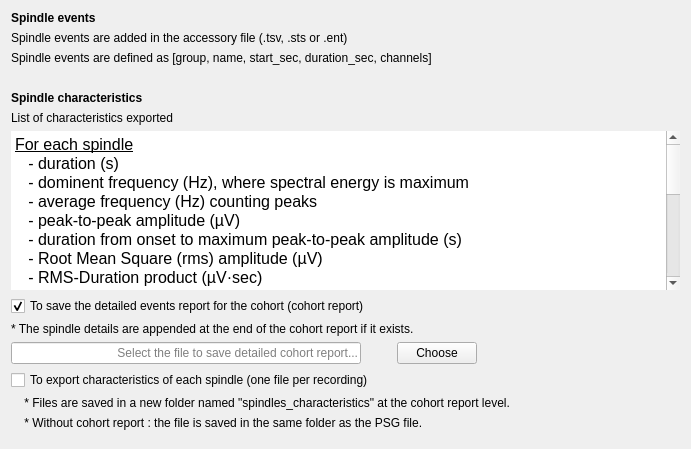
SnoozToolbox/snooz-package-ceams, file tools/CEAMSTools/SpindleDetectionA7/OutputFilesStep/Ui_OutputFilesStep.ui: the form before one commit.
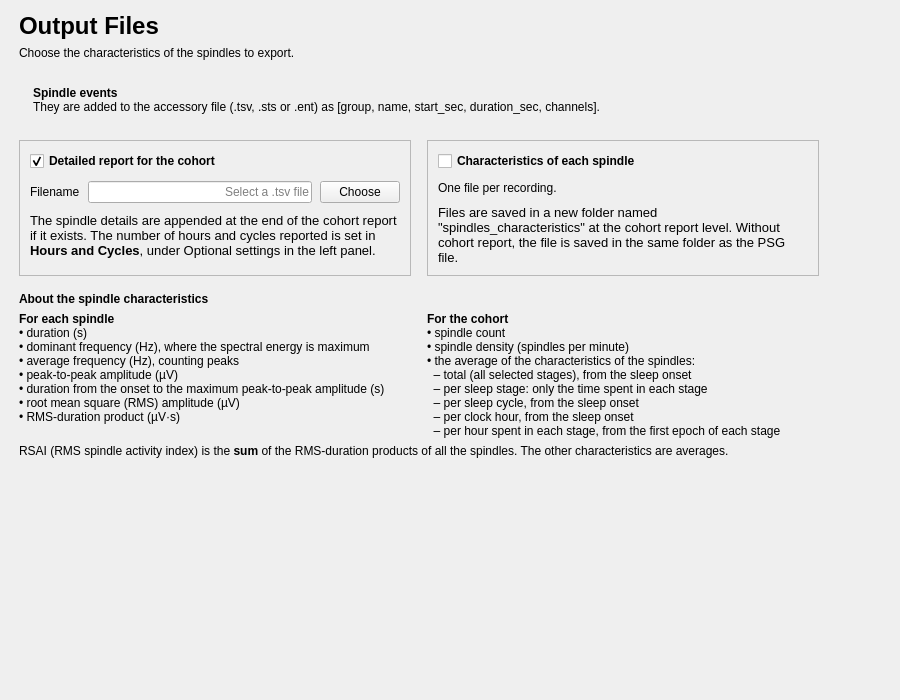
The form after the commit.

Commit message: Detect Spindles with A7: redesigned pages (tool 3.9.3)

```diff
--- a/tools/CEAMSTools/SpindleDetectionA7/OutputFilesStep/Ui_OutputFilesStep.ui
+++ b/tools/CEAMSTools/SpindleDetectionA7/OutputFilesStep/Ui_OutputFilesStep.ui
@@ -6,150 +6,172 @@
    <rect>
     <x>0</x>
     <y>0</y>
-    <width>691</width>
-    <height>449</height>
+    <width>900</width>
+    <height>700</height>
    </rect>
   </property>
   <property name="windowTitle">
    <string/>
   </property>
-  <layout class="QHBoxLayout" name="horizontalLayout_3">
-   <item>
-    <layout class="QVBoxLayout" name="verticalLayout_2">
-     <item>
       <layout class="QVBoxLayout" name="verticalLayout">
-       <item>
-        <widget class="QLabel" name="label_2">
-         <property name="font">
-          <font>
-           <italic>false</italic>
-           <bold>false</bold>
-          </font>
-         </property>
-         <property name="text">
-          <string>&lt;html&gt;&lt;head/&gt;&lt;body&gt;&lt;p&gt;&lt;span style=&quot; font-weight:600;&quot;&gt;Spindle events&lt;/span&gt;&lt;/p&gt;&lt;/body&gt;&lt;/html&gt;</string>
-         </property>
-        </widget>
-       </item>
-       <item>
-        <widget class="QLabel" name="label">
-         <property name="text">
-          <string>Spindle events are added in the accessory file (.tsv, .sts or .ent)</string>
-         </property>
-        </widget>
-       </item>
-       <item>
-        <widget class="QLabel" name="label_3">
-         <property name="text">
-          <string>Spindle events are defined as [group, name, start_sec, duration_sec, channels]</string>
-         </property>
-        </widget>
-       </item>
-      </layout>
-     </item>
+   <property name="leftMargin">
+    <number>19</number>
+   </property>
+   <property name="topMargin">
+    <number>12</number>
+   </property>
+   <property name="rightMargin">
+    <number>19</number>
+   </property>
+   <property name="bottomMargin">
+    <number>12</number>
+   </property>
      <item>
-      <spacer name="verticalSpacer_2">
-       <property name="orientation">
-        <enum>Qt::Orientation::Vertical</enum>
-       </property>
-       <property name="sizeType">
-        <enum>QSizePolicy::Policy::Fixed</enum>
-       </property>
-       <property name="sizeHint" stdset="0">
-        <size>
-         <width>20</width>
-         <height>20</height>
-        </size>
-       </property>
-      </spacer>
-     </item>
-     <item>
-      <widget class="QLabel" name="label_4">
-       <property name="font">
-        <font>
-         <italic>false</italic>
-         <bold>false</bold>
-        </font>
-       </property>
-       <property name="text">
-        <string>&lt;html&gt;&lt;head/&gt;&lt;body&gt;&lt;p&gt;&lt;span style=&quot; font-weight:600;&quot;&gt;Spindle characteristics&lt;/span&gt;&lt;/p&gt;&lt;/body&gt;&lt;/html&gt;</string>
-       </property>
-      </widget>
-     </item>
+    <layout class="QHBoxLayout" name="content_row" stretch="1,0">
+     <property name="leftMargin">
+      <number>0</number>
+     </property>
+     <property name="topMargin">
+      <number>0</number>
+     </property>
+     <property name="rightMargin">
+      <number>0</number>
+     </property>
+     <property name="bottomMargin">
+      <number>0</number>
+     </property>
      <item>
-      <widget class="QLabel" name="label_5">
-       <property name="text">
-        <string>List of characteristics exported</string>
-       </property>
-      </widget>
-     </item>
-     <item>
-      <widget class="QTextEdit" name="textEdit">
-       <property name="sizePolicy">
-        <sizepolicy hsizetype="Expanding" vsizetype="Expanding">
-         <horstretch>0</horstretch>
-         <verstretch>0</verstretch>
-        </sizepolicy>
-       </property>
-       <property name="minimumSize">
-        <size>
-         <width>0</width>
-         <height>0</height>
-        </size>
-       </property>
+      <widget class="QWidget" name="content_widget" native="true">
        <property name="maximumSize">
         <size>
-         <width>16777215</width>
+         <width>800</width>
          <height>16777215</height>
         </size>
        </property>
+       <layout class="QVBoxLayout" name="content_layout">
+        <property name="spacing">
+         <number>16</number>
+        </property>
+        <property name="leftMargin">
+         <number>0</number>
+        </property>
+        <property name="topMargin">
+         <number>0</number>
+        </property>
+        <property name="rightMargin">
+         <number>0</number>
+        </property>
+        <property name="bottomMargin">
+         <number>0</number>
+        </property>
+        <item>
+         <layout class="QVBoxLayout" name="header_layout">
+          <property name="spacing">
+           <number>6</number>
+          </property>
+          <item>
+           <widget class="QLabel" name="title_label">
+            <property name="font">
+             <font>
+              <pointsize>18</pointsize>
+              <bold>true</bold>
+             </font>
+            </property>
+            <property name="text">
+             <string>Output Files</string>
+            </property>
+           </widget>
+          </item>
+          <item>
+           <widget class="QLabel" name="subtitle_label">
+            <property name="text">
+             <string>Choose the characteristics of the spindles to export.</string>
+            </property>
+            <property name="wordWrap">
+             <bool>true</bool>
+            </property>
+            <property name="variant" stdset="0">
+             <string notr="true">help</string>
+            </property>
+           </widget>
+          </item>
+         </layout>
+        </item>
+        <item>
+         <widget class="QFrame" name="events_info">
        <property name="frameShape">
         <enum>QFrame::Shape::NoFrame</enum>
        </property>
-       <property name="frameShadow">
-        <enum>QFrame::Shadow::Plain</enum>
-       </property>
-       <property name="lineWidth">
-        <number>0</number>
-       </property>
-       <property name="readOnly">
+          <property name="variant" stdset="0">
+           <string notr="true">info</string>
+          </property>
+          <layout class="QHBoxLayout" name="events_info_layout">
+           <property name="leftMargin">
+            <number>14</number>
+           </property>
+           <property name="topMargin">
+            <number>10</number>
+           </property>
+           <property name="rightMargin">
+            <number>14</number>
+           </property>
+           <property name="bottomMargin">
+            <number>10</number>
+           </property>
+           <item>
+            <widget class="QLabel" name="events_info_label">
+             <property name="text">
+              <string>&lt;b&gt;Spindle events&lt;/b&gt;&lt;br/&gt;They are added to the accessory file (.tsv, .sts or .ent) as [group, name, start_sec, duration_sec, channels].</string>
+             </property>
+             <property name="textFormat">
+              <enum>Qt::TextFormat::RichText</enum>
+             </property>
+             <property name="wordWrap">
         <bool>true</bool>
        </property>
-       <property name="html">
-        <string>&lt;!DOCTYPE HTML PUBLIC &quot;-//W3C//DTD HTML 4.0//EN&quot; &quot;http://www.w3.org/TR/REC-html40/strict.dtd&quot;&gt;
-&lt;html&gt;&lt;head&gt;&lt;meta name=&quot;qrichtext&quot; content=&quot;1&quot; /&gt;&lt;meta charset=&quot;utf-8&quot; /&gt;&lt;style type=&quot;text/css&quot;&gt;
-p, li { white-space: pre-wrap; }
-hr { height: 1px; border-width: 0; }
-li.unchecked::marker { content: &quot;\2610&quot;; }
-li.checked::marker { content: &quot;\2612&quot;; }
-&lt;/style&gt;&lt;/head&gt;&lt;body style=&quot; font-size:12pt; font-weight:400; font-style:normal;&quot;&gt;
-&lt;p style=&quot; margin-top:0px; margin-bottom:0px; margin-left:0px; margin-right:0px; -qt-block-indent:0; text-indent:0px;&quot;&gt;&lt;span style=&quot; text-decoration: underline;&quot;&gt;For each spindle&lt;/span&gt;&lt;/p&gt;
-&lt;p style=&quot; margin-top:0px; margin-bottom:0px; margin-left:0px; margin-right:0px; -qt-block-indent:0; text-indent:0px;&quot;&gt;   - duration (s)&lt;/p&gt;
-&lt;p style=&quot; margin-top:0px; margin-bottom:0px; margin-left:0px; margin-right:0px; -qt-block-indent:0; text-indent:0px;&quot;&gt;   - dominent frequency (Hz), &lt;span style=&quot; color:#000000;&quot;&gt;where spectral energy is maximum&lt;/span&gt;&lt;/p&gt;
-&lt;p style=&quot; margin-top:0px; margin-bottom:0px; margin-left:0px; margin-right:0px; -qt-block-indent:0; text-indent:0px;&quot;&gt;&lt;span style=&quot; color:#000000;&quot;&gt;   - average frequency (Hz) counting peaks&lt;/span&gt;&lt;/p&gt;
-&lt;p style=&quot; margin-top:0px; margin-bottom:0px; margin-left:0px; margin-right:0px; -qt-block-indent:0; text-indent:0px;&quot;&gt;&lt;span style=&quot; color:#000000;&quot;&gt;   - peak-to-peak amplitude (µV)&lt;/span&gt;&lt;/p&gt;
-&lt;p style=&quot; margin-top:0px; margin-bottom:0px; margin-left:0px; margin-right:0px; -qt-block-indent:0; text-indent:0px;&quot;&gt;&lt;span style=&quot; color:#000000;&quot;&gt;   - duration from onset to maximum peak-to-peak amplitude (s)&lt;/span&gt;&lt;/p&gt;
-&lt;p style=&quot; margin-top:0px; margin-bottom:0px; margin-left:0px; margin-right:0px; -qt-block-indent:0; text-indent:0px;&quot;&gt;&lt;span style=&quot; color:#000000;&quot;&gt;   - Root Mean Square (rms) amplitude (µV)&lt;/span&gt;&lt;/p&gt;
-&lt;p style=&quot; margin-top:0px; margin-bottom:0px; margin-left:0px; margin-right:0px; -qt-block-indent:0; text-indent:0px;&quot;&gt;&lt;span style=&quot; color:#000000;&quot;&gt;   - RMS-Duration product (µV·sec)&lt;/span&gt;&lt;/p&gt;
-&lt;p style=&quot;-qt-paragraph-type:empty; margin-top:0px; margin-bottom:0px; margin-left:0px; margin-right:0px; -qt-block-indent:0; text-indent:0px; color:#000000;&quot;&gt;&lt;br /&gt;&lt;/p&gt;
-&lt;p style=&quot; margin-top:0px; margin-bottom:0px; margin-left:0px; margin-right:0px; -qt-block-indent:0; text-indent:0px;&quot;&gt;&lt;span style=&quot; text-decoration: underline;&quot;&gt;For the cohort&lt;/span&gt;&lt;/p&gt;
-&lt;p style=&quot; margin-top:0px; margin-bottom:0px; margin-left:0px; margin-right:0px; -qt-block-indent:0; text-indent:0px;&quot;&gt;    - spindle count&lt;/p&gt;
-&lt;p style=&quot; margin-top:0px; margin-bottom:0px; margin-left:0px; margin-right:0px; -qt-block-indent:0; text-indent:0px;&quot;&gt;    - spindle density (spinde count per minute)&lt;/p&gt;
-&lt;p style=&quot; margin-top:0px; margin-bottom:0px; margin-left:0px; margin-right:0px; -qt-block-indent:0; text-indent:0px;&quot;&gt;    - the average spindle characteristics listed above&lt;/p&gt;
-&lt;p style=&quot; margin-top:0px; margin-bottom:0px; margin-left:0px; margin-right:0px; -qt-block-indent:0; text-indent:0px;&quot;&gt;        - total (all selected stages) - Start time is the sleep onset&lt;/p&gt;
-&lt;p style=&quot; margin-top:0px; margin-bottom:0px; margin-left:0px; margin-right:0px; -qt-block-indent:0; text-indent:0px;&quot;&gt;        - per sleep stage - Only the time spent in each individual sleep stage is considered.&lt;/p&gt;
-&lt;p style=&quot; margin-top:0px; margin-bottom:0px; margin-left:0px; margin-right:0px; -qt-block-indent:0; text-indent:0px;&quot;&gt;        - per sleep cycle - Start time is the sleep onset&lt;/p&gt;
-&lt;p style=&quot; margin-top:0px; margin-bottom:0px; margin-left:0px; margin-right:0px; -qt-block-indent:0; text-indent:0px;&quot;&gt;        - per clock hour - Start time is the sleep onset&lt;/p&gt;
-&lt;p style=&quot; margin-top:0px; margin-bottom:0px; margin-left:0px; margin-right:0px; -qt-block-indent:0; text-indent:0px;&quot;&gt;        - per hour spent in each stage - Start time is when each specific stage first begins in the timeline.&lt;/p&gt;
-&lt;p style=&quot;-qt-paragraph-type:empty; margin-top:0px; margin-bottom:0px; margin-left:0px; margin-right:0px; -qt-block-indent:0; text-indent:0px;&quot;&gt;&lt;br /&gt;&lt;/p&gt;
-&lt;p style=&quot; margin-top:0px; margin-bottom:0px; margin-left:0px; margin-right:0px; -qt-block-indent:0; text-indent:0px;&quot;&gt;&lt;span style=&quot; font-style:italic; color:#000000;&quot;&gt;Note: RSAI (RMS Spindle Activity Index) is the &lt;/span&gt;&lt;span style=&quot; font-weight:700; font-style:italic; color:#000000;&quot;&gt;sum&lt;/span&gt;&lt;span style=&quot; font-style:italic; color:#000000;&quot;&gt; of RMS-Duration products across all spindles. Other spindle characteristics are averaged values.&lt;/span&gt;&lt;/p&gt;&lt;/body&gt;&lt;/html&gt;</string>
-       </property>
-      </widget>
-     </item>
+            </widget>
+           </item>
+          </layout>
+         </widget>
+        </item>
+        <item>
+         <layout class="QHBoxLayout" name="output_cards_layout" stretch="1,1">
+          <property name="spacing">
+           <number>16</number>
+          </property>
+          <item>
+           <widget class="QFrame" name="cohort_card">
+            <property name="frameShape">
+             <enum>QFrame::Shape::StyledPanel</enum>
+            </property>
+            <property name="frameShadow">
+             <enum>QFrame::Shadow::Raised</enum>
+            </property>
+            <layout class="QVBoxLayout" name="cohort_card_layout">
+             <property name="spacing">
+              <number>10</number>
+             </property>
+             <property name="leftMargin">
+              <number>10</number>
+             </property>
+             <property name="topMargin">
+              <number>10</number>
+             </property>
+             <property name="rightMargin">
+              <number>10</number>
+             </property>
+             <property name="bottomMargin">
+              <number>10</number>
+             </property>
      <item>
       <widget class="QCheckBox" name="checkBox_cohort_file">
+               <property name="font">
+                <font>
+                 <bold>true</bold>
+                </font>
+               </property>
        <property name="text">
-        <string>To save the detailed events report for the cohort (cohort report)</string>
+                <string>Detailed report for the cohort</string>
        </property>
        <property name="checked">
         <bool>true</bool>
@@ -157,46 +179,27 @@
       </widget>
      </item>
      <item>
-      <widget class="QLabel" name="label_8">
+              <layout class="QHBoxLayout" name="cohort_file_layout">
+               <property name="spacing">
+                <number>8</number>
+               </property>
+               <item>
+                <widget class="QLabel" name="cohort_file_label">
        <property name="text">
-        <string>* The spindle details are appended at the end of the cohort report if it exists.</string>
+                  <string>Filename</string>
        </property>
       </widget>
      </item>
-     <item>
-      <layout class="QHBoxLayout" name="horizontalLayout">
        <item>
         <widget class="QLineEdit" name="cohort_lineedit">
-         <property name="minimumSize">
-          <size>
-           <width>350</width>
-           <height>0</height>
-          </size>
-         </property>
-         <property name="alignment">
-          <set>Qt::AlignmentFlag::AlignRight|Qt::AlignmentFlag::AlignTrailing|Qt::AlignmentFlag::AlignVCenter</set>
-         </property>
          <property name="placeholderText">
-          <string>Select the file to save detailed cohort report...</string>
+                  <string>Select a .tsv file</string>
+                 </property>
+                 <property name="alignment">
+                  <set>Qt::AlignmentFlag::AlignRight|Qt::AlignmentFlag::AlignTrailing|Qt::AlignmentFlag::AlignVCenter</set>
          </property>
         </widget>
        </item>
-       <item>
-        <spacer name="horizontalSpacer">
-         <property name="orientation">
-          <enum>Qt::Orientation::Horizontal</enum>
-         </property>
-         <property name="sizeType">
-          <enum>QSizePolicy::Policy::Fixed</enum>
-         </property>
-         <property name="sizeHint" stdset="0">
-          <size>
-           <width>30</width>
-           <height>20</height>
-          </size>
-         </property>
-        </spacer>
-       </item>
        <item>
         <widget class="QPushButton" name="pushButton_cohort">
          <property name="text">
@@ -204,59 +207,240 @@
          </property>
         </widget>
        </item>
+              </layout>
+             </item>
        <item>
-        <spacer name="horizontalSpacer_2">
+              <widget class="QLabel" name="label_8">
+               <property name="font">
+                <font>
+                 <pointsize>10</pointsize>
+                </font>
+               </property>
+               <property name="text">
+                <string>The spindle details are appended at the end of the cohort report if it exists. The number of hours and cycles reported is set in &lt;b&gt;Hours and Cycles&lt;/b&gt;, under Optional settings in the left panel.</string>
+               </property>
+               <property name="textFormat">
+                <enum>Qt::TextFormat::RichText</enum>
+               </property>
+               <property name="wordWrap">
+                <bool>true</bool>
+               </property>
+               <property name="variant" stdset="0">
+                <string notr="true">help</string>
+               </property>
+              </widget>
+             </item>
+             <item>
+              <spacer name="cohort_stretch">
          <property name="orientation">
-          <enum>Qt::Orientation::Horizontal</enum>
+                <enum>Qt::Orientation::Vertical</enum>
          </property>
          <property name="sizeHint" stdset="0">
           <size>
-           <width>40</width>
-           <height>20</height>
+                 <width>20</width>
+                 <height>0</height>
           </size>
          </property>
         </spacer>
        </item>
       </layout>
-     </item>
+           </widget>
+          </item>
+          <item>
+           <widget class="QFrame" name="spindles_card">
+            <property name="frameShape">
+             <enum>QFrame::Shape::StyledPanel</enum>
+            </property>
+            <property name="frameShadow">
+             <enum>QFrame::Shadow::Raised</enum>
+            </property>
+            <layout class="QVBoxLayout" name="spindles_card_layout">
+             <property name="spacing">
+              <number>10</number>
+             </property>
+             <property name="leftMargin">
+              <number>10</number>
+             </property>
+             <property name="topMargin">
+              <number>10</number>
+             </property>
+             <property name="rightMargin">
+              <number>10</number>
+             </property>
+             <property name="bottomMargin">
+              <number>10</number>
+             </property>
      <item>
       <widget class="QCheckBox" name="checkBox_spindle_file">
+               <property name="font">
+                <font>
+                 <bold>true</bold>
+                </font>
+               </property>
        <property name="text">
-        <string>To export characteristics of each spindle (one file per recording)</string>
+                <string>Characteristics of each spindle</string>
+               </property>
+              </widget>
+             </item>
+             <item>
+              <widget class="QLabel" name="spindles_label">
+               <property name="text">
+                <string>One file per recording.</string>
+               </property>
+               <property name="wordWrap">
+                <bool>true</bool>
+               </property>
+               <property name="variant" stdset="0">
+                <string notr="true">help</string>
        </property>
       </widget>
      </item>
      <item>
       <widget class="QLabel" name="label_7">
+               <property name="font">
+                <font>
+                 <pointsize>10</pointsize>
+                </font>
+               </property>
        <property name="text">
-        <string>    * Files are saved in a new folder named &quot;spindles_characteristics&quot; at the cohort report level.</string>
-       </property>
+                <string>Files are saved in a new folder named "spindles_characteristics" at the cohort report level. Without cohort report, the file is saved in the same folder as the PSG file.</string>
+               </property>
+               <property name="wordWrap">
+                <bool>true</bool>
+               </property>
+               <property name="variant" stdset="0">
+                <string notr="true">help</string>
+               </property>
       </widget>
      </item>
      <item>
-      <widget class="QLabel" name="label_6">
+              <spacer name="spindles_stretch">
+               <property name="orientation">
+                <enum>Qt::Orientation::Vertical</enum>
+               </property>
+               <property name="sizeHint" stdset="0">
+                <size>
+                 <width>20</width>
+                 <height>0</height>
+                </size>
+               </property>
+              </spacer>
+             </item>
+            </layout>
+           </widget>
+          </item>
+         </layout>
+        </item>
+        <item>
+         <layout class="QVBoxLayout" name="about_characteristics_layout">
+          <property name="spacing">
+           <number>6</number>
+          </property>
+          <item>
+           <widget class="QLabel" name="label_4">
+            <property name="font">
+             <font>
+              <bold>true</bold>
+             </font>
+            </property>
        <property name="text">
-        <string>    * Without cohort report : the file is saved in the same folder as the PSG file.</string>
-       </property>
-      </widget>
+             <string>About the spindle characteristics</string>
+            </property>
+           </widget>
+          </item>
+          <item>
+           <layout class="QHBoxLayout" name="characteristics_layout" stretch="1,1">
+            <property name="spacing">
+             <number>16</number>
+            </property>
+            <item>
+             <widget class="QLabel" name="textEdit">
+              <property name="text">
+               <string>&lt;b&gt;For each spindle&lt;/b&gt;&lt;br/&gt;• duration (s)&lt;br/&gt;• dominant frequency (Hz), where the spectral energy is maximum&lt;br/&gt;• average frequency (Hz), counting peaks&lt;br/&gt;• peak-to-peak amplitude (µV)&lt;br/&gt;• duration from the onset to the maximum peak-to-peak amplitude (s)&lt;br/&gt;• root mean square (RMS) amplitude (µV)&lt;br/&gt;• RMS-duration product (µV·s)</string>
+              </property>
+              <property name="textFormat">
+               <enum>Qt::TextFormat::RichText</enum>
+              </property>
+              <property name="wordWrap">
+               <bool>true</bool>
+              </property>
+              <property name="variant" stdset="0">
+               <string notr="true">help</string>
+              </property>
+              <property name="alignment">
+               <set>Qt::AlignmentFlag::AlignLeading|Qt::AlignmentFlag::AlignLeft|Qt::AlignmentFlag::AlignTop</set>
+              </property>
+             </widget>
+            </item>
+            <item>
+             <widget class="QLabel" name="cohort_characteristics_label">
+              <property name="text">
+               <string>&lt;b&gt;For the cohort&lt;/b&gt;&lt;br/&gt;• spindle count&lt;br/&gt;• spindle density (spindles per minute)&lt;br/&gt;• the average of the characteristics of the spindles:&lt;br/&gt;&amp;nbsp;&amp;nbsp;– total (all selected stages), from the sleep onset&lt;br/&gt;&amp;nbsp;&amp;nbsp;– per sleep stage: only the time spent in each stage&lt;br/&gt;&amp;nbsp;&amp;nbsp;– per sleep cycle, from the sleep onset&lt;br/&gt;&amp;nbsp;&amp;nbsp;– per clock hour, from the sleep onset&lt;br/&gt;&amp;nbsp;&amp;nbsp;– per hour spent in each stage, from the first epoch of each stage</string>
+              </property>
+              <property name="textFormat">
+               <enum>Qt::TextFormat::RichText</enum>
+              </property>
+              <property name="wordWrap">
+               <bool>true</bool>
+              </property>
+              <property name="variant" stdset="0">
+               <string notr="true">help</string>
+              </property>
+              <property name="alignment">
+               <set>Qt::AlignmentFlag::AlignLeading|Qt::AlignmentFlag::AlignLeft|Qt::AlignmentFlag::AlignTop</set>
+              </property>
+             </widget>
+            </item>
+           </layout>
+          </item>
+          <item>
+           <widget class="QLabel" name="label_5">
+            <property name="text">
+             <string>RSAI (RMS spindle activity index) is the &lt;b&gt;sum&lt;/b&gt; of the RMS-duration products of all the spindles. The other characteristics are averages.</string>
+            </property>
+            <property name="textFormat">
+             <enum>Qt::TextFormat::RichText</enum>
+            </property>
+            <property name="wordWrap">
+             <bool>true</bool>
+            </property>
+            <property name="variant" stdset="0">
+             <string notr="true">help</string>
+            </property>
+           </widget>
+          </item>
+         </layout>
+        </item>
+       </layout>
+      </widget>
+     </item>
+     <item>
+      <spacer name="content_spacer">
+       <property name="orientation">
+        <enum>Qt::Orientation::Horizontal</enum>
+       </property>
+       <property name="sizeHint" stdset="0">
+        <size>
+         <width>40</width>
+         <height>20</height>
+        </size>
+       </property>
+      </spacer>
+     </item>
+    </layout>
      </item>
      <item>
       <spacer name="verticalSpacer">
        <property name="orientation">
         <enum>Qt::Orientation::Vertical</enum>
        </property>
-       <property name="sizeType">
-        <enum>QSizePolicy::Policy::Expanding</enum>
-       </property>
        <property name="sizeHint" stdset="0">
         <size>
-         <width>20</width>
-         <height>40</height>
+       <width>40</width>
+       <height>20</height>
         </size>
        </property>
       </spacer>
-     </item>
-    </layout>
    </item>
   </layout>
  </widget>
```
Left out of the diff: 4 changed lines with no effect on the pictures. Lines whose indentation alone changed are shown as unchanged. The commit also changes 15 other files.
